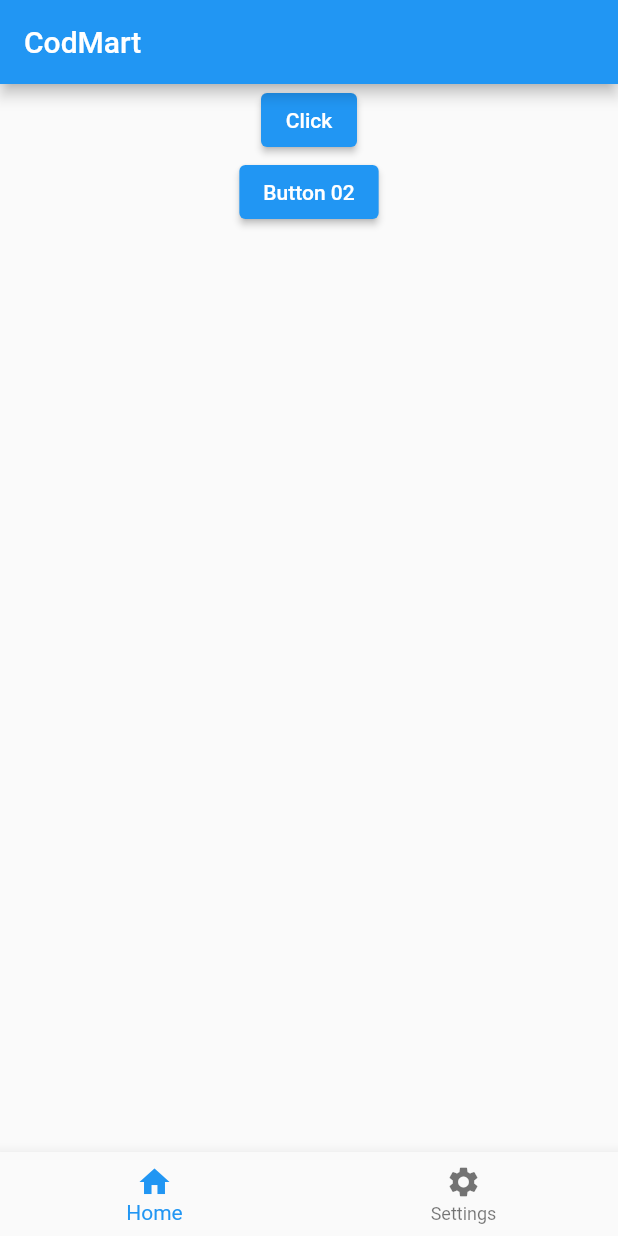
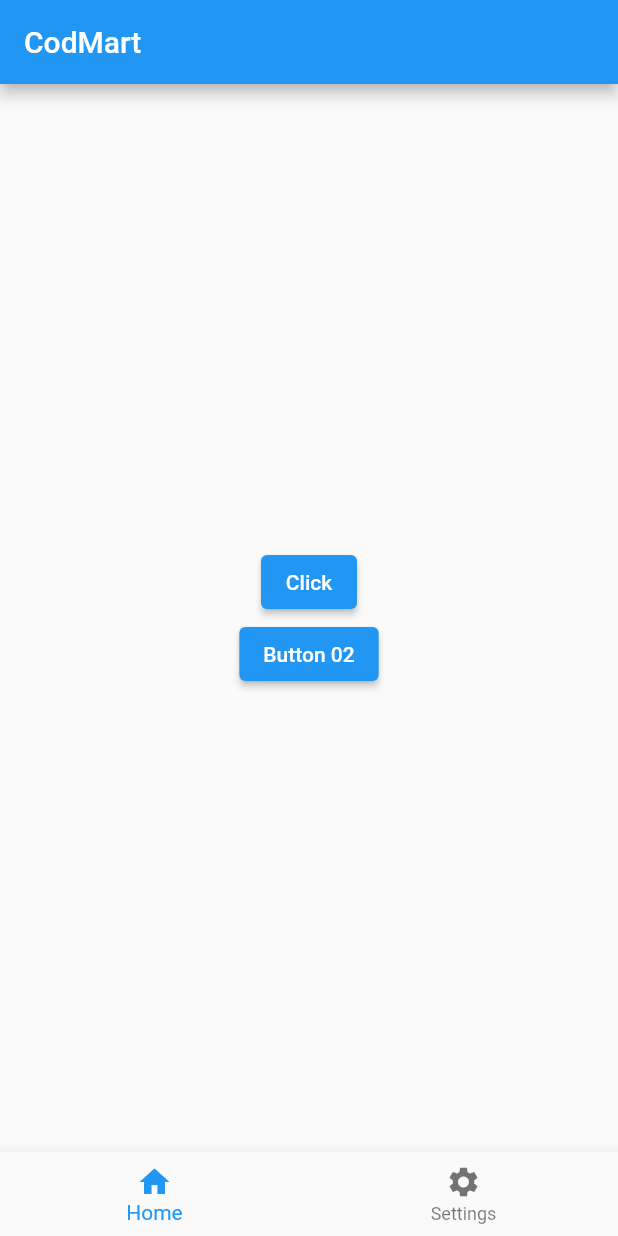
Before and after one commit to Hasitha-Lakshan404/Flutter_Basic, a Flutter app: the screen it shows after launch, on a phone screen of 412 x 824 dp. Run offline on Flutter 3.47's test engine with Material 2 defaults, Android fonts, the phone set to English and light mode, and no system bars.

Commit message:
Centered Button

```diff
--- a/lib/main.dart
+++ b/lib/main.dart
@@ -24,9 +24,15 @@ class _MyAppState extends State<MyApp> {
           // Title
           title: const Text('CodMart'),
         ),
+
+        //Sart a body
         body: Center(
           child: Column(
+            //for the center two button
+            mainAxisAlignment: MainAxisAlignment.center,
+
             children: [
+              //Button 01
               ElevatedButton(
                 onPressed: () {
                   setState(() {
@@ -50,12 +56,17 @@ class _MyAppState extends State<MyApp> {
             ],
           ),
         ),
+
+        //navigation bar
         bottomNavigationBar: BottomNavigationBar(
           items: const [
+            //Item01(Home)
             BottomNavigationBarItem(
               label: 'Home',
               icon: Icon(Icons.home),
             ),
+
+            //Item02(Settings)
             BottomNavigationBarItem(
               label: 'Settings',
               icon: Icon(Icons.settings),
```
